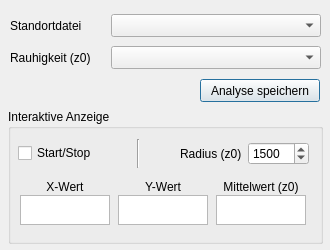
Above: ui_sectormean.ui from gbd-consult/Sektormittelwerte before the change. Below: the same form after it.
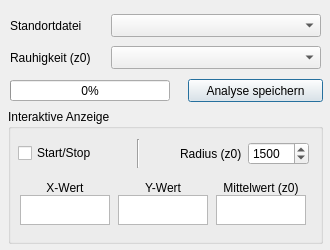
That is the form after the change.

What changed in the file:
```diff
--- a/ui_sectormean.ui
+++ b/ui_sectormean.ui
@@ -110,21 +110,21 @@
   <widget class="QPushButton" name="buttonSaveAs">
    <property name="geometry">
     <rect>
-     <x>200</x>
+     <x>188</x>
      <y>79</y>
-     <width>120</width>
+     <width>135</width>
      <height>23</height>
     </rect>
    </property>
    <property name="minimumSize">
     <size>
-     <width>120</width>
+     <width>135</width>
      <height>23</height>
     </size>
    </property>
    <property name="maximumSize">
     <size>
-     <width>120</width>
+     <width>135</width>
      <height>23</height>
     </size>
    </property>
@@ -327,7 +327,7 @@
       <x>10</x>
       <y>70</y>
       <width>291</width>
-      <height>16</height>
+      <height>17</height>
      </rect>
     </property>
     <layout class="QHBoxLayout" name="horizontalLayout">
@@ -400,6 +400,31 @@
     </layout>
    </widget>
   </widget>
+  <widget class="QProgressBar" name="progressBar">
+   <property name="geometry">
+    <rect>
+     <x>10</x>
+     <y>80</y>
+     <width>160</width>
+     <height>21</height>
+    </rect>
+   </property>
+   <property name="minimumSize">
+    <size>
+     <width>160</width>
+     <height>21</height>
+    </size>
+   </property>
+   <property name="maximumSize">
+    <size>
+     <width>160</width>
+     <height>21</height>
+    </size>
+   </property>
+   <property name="value">
+    <number>0</number>
+   </property>
+  </widget>
  </widget>
  <resources/>
  <connections/>
```
